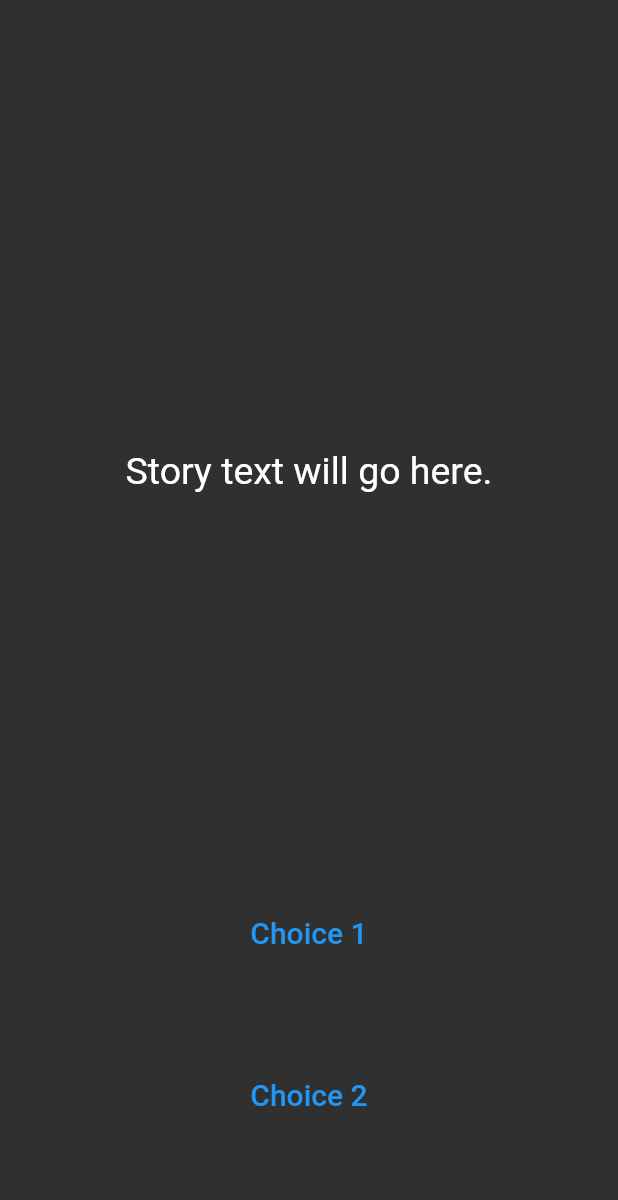
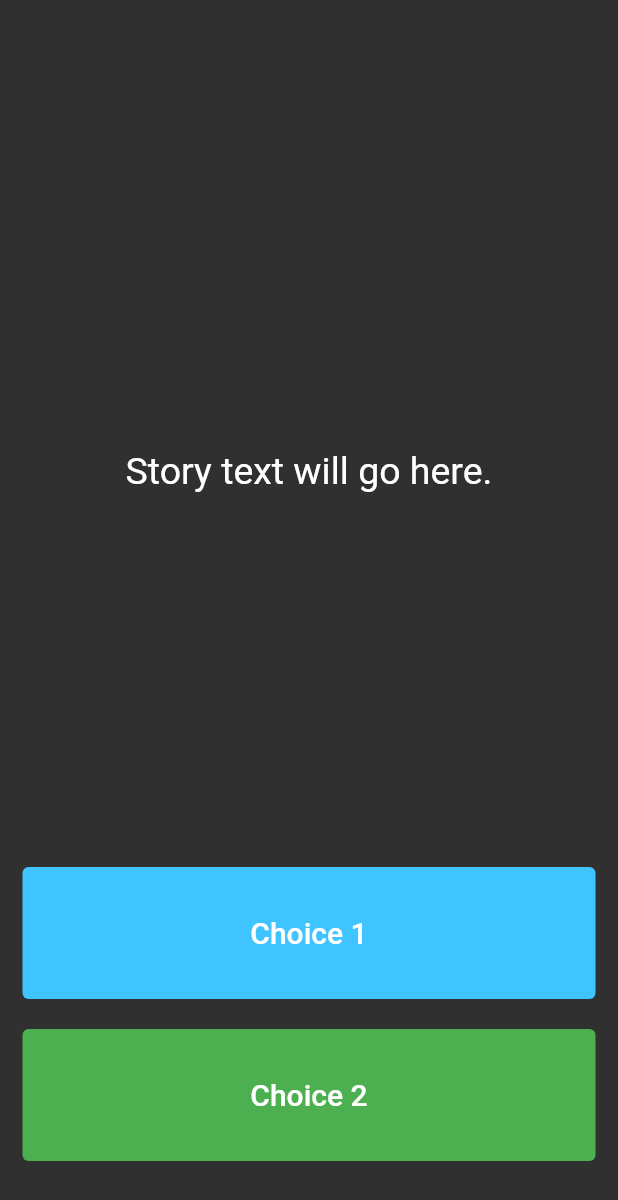
Before and after one commit to UlugbekYarkinov/destini, a Flutter app: the screen it shows after launch, on a phone screen of 412 x 824 dp. Shown: the top 1200 px of the screen. Run offline on Flutter 3.47's test engine with Material 2 defaults, Android fonts, the phone set to English and light mode, and no system bars.

Commit message:
colors added to buttons

```diff
--- a/lib/main.dart
+++ b/lib/main.dart
@@ -50,6 +50,10 @@ class _StoryPageState extends State<StoryPage> {
                     //Choice 1 made by user.
                     //TODO: Step 18 - Call the nextStory() method from storyBrain and pass the number 1 as the choice made by the user.
                   },
+                  style: const ButtonStyle(
+                    backgroundColor: MaterialStatePropertyAll(Colors.lightBlueAccent),
+                    foregroundColor: MaterialStatePropertyAll(Colors.white),
+                  ),
                   child: Text(
                     //TODO: Step 13 - Use the storyBrain to get the text for choice 1.
                     'Choice 1',
@@ -71,6 +75,10 @@ class _StoryPageState extends State<StoryPage> {
                     //Choice 2 made by user.
                     //TODO: Step 19 - Call the nextStory() method from storyBrain and pass the number 2 as the choice made by the user.
                   },
+                  style: const ButtonStyle(
+                    backgroundColor: MaterialStatePropertyAll(Colors.green),
+                    foregroundColor: MaterialStatePropertyAll(Colors.white),
+                  ),
                   child: Text(
                     //TODO: Step 14 - Use the storyBrain to get the text for choice 2.
                     'Choice 2',
```
